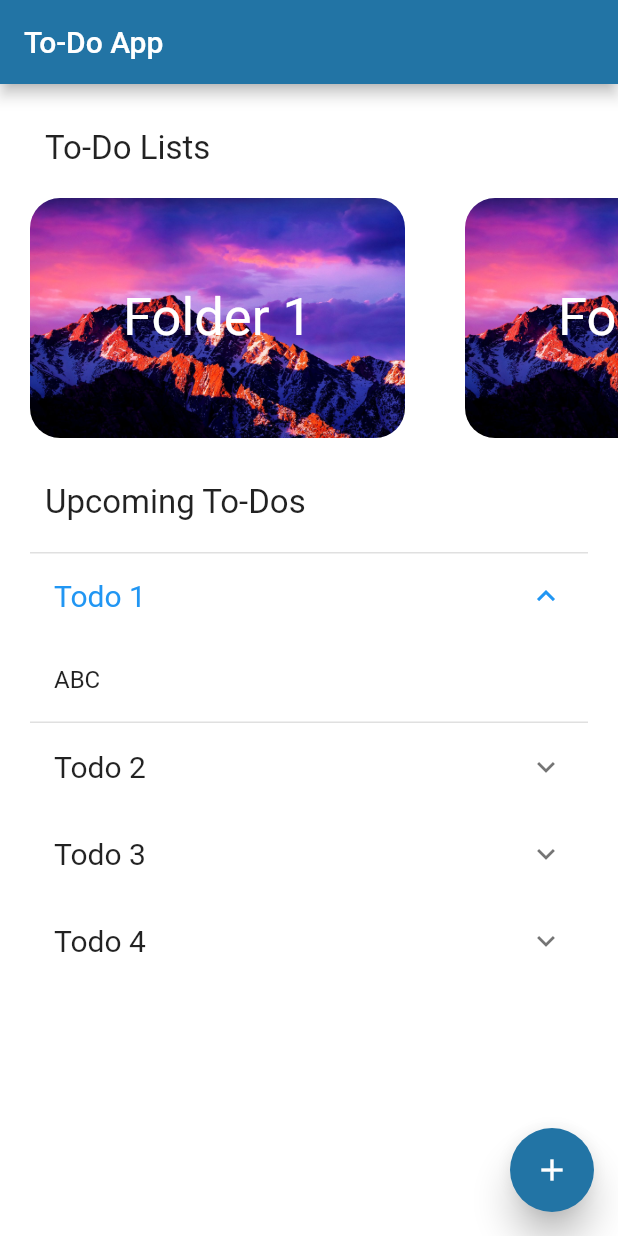
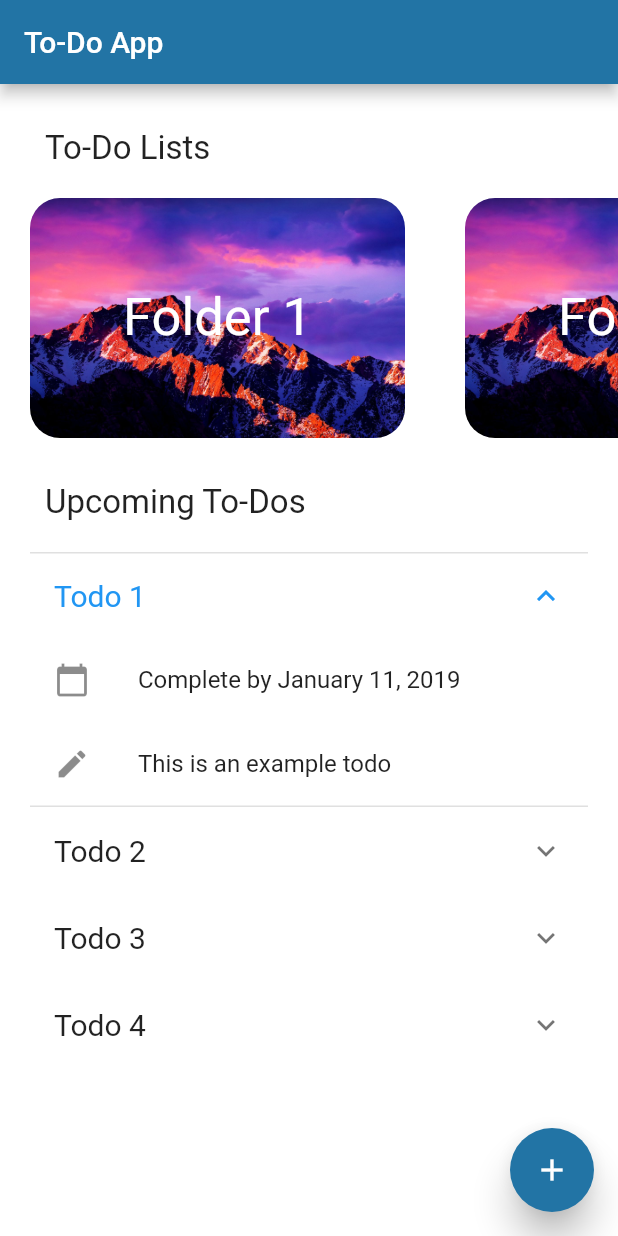
Before and after one commit to Felix-Seip/Flutter-Todo-App, a Flutter app: the screen it shows after launch, after a tap on "Todo 1", on a phone screen of 412 x 824 dp. Run offline on Flutter 3.47's test engine with Material 2 defaults, Android fonts, the phone set to English and light mode, and no system bars.

Commit message:
Added functionality to select a completion date. Also added the additional notes below the completion date

```diff
--- a/lib/screens/folder_screen.dart
+++ b/lib/screens/folder_screen.dart
@@ -26,6 +26,12 @@ class FolderScreen extends StatelessWidget {
     return Scaffold(
       appBar: AppBar(
         title: Text('${getFolderTitle()} List'),
+        actions: <Widget>[
+          IconButton(
+            icon: Icon(Icons.add),
+            onPressed: () {},
+          ),
+        ],
       ),
       body: Column(
         children: <Widget>[
--- a/lib/widgets/todo_item.dart
+++ b/lib/widgets/todo_item.dart
@@ -1,18 +1,63 @@
 import 'package:flutter/material.dart';
+
+import 'package:intl/intl.dart';
+
 import '../classes/todo.dart';
 
-class TodoItem extends StatelessWidget {
-  const TodoItem(this._todo);
+class TodoItem extends StatefulWidget {
+  final Todo _todo;
 
-  final Todo _todo;
+  TodoItem(this._todo);
+
+  @override
+  State<StatefulWidget> createState() {
+    return _TodoItemState();
+  }
+}
+
+class _TodoItemState extends State<TodoItem> {
+  void _showDatePickerDialog(BuildContext context) async {
+    final DateTime selectedDate = await showDatePicker(
+      context: context,
+      firstDate: DateTime.now().subtract(
+        Duration(days: DateTime.now().day),
+      ),
+      lastDate: DateTime.now().add(
+        Duration(days: 31),
+      ),
+      initialDate: widget._todo.getCompletionTime(),
+    );
+    setState(() {
+      widget._todo.setCompletionTime(selectedDate);
+    });
+  }
 
   @override
   Widget build(BuildContext context) {
+    DateFormat formatter = new DateFormat.yMMMMd('en_US');
     return ExpansionTile(
-      key: PageStorageKey<Todo>(_todo),
-      title: Text(_todo.getTitle(), style: TextStyle(fontSize: 20)),
+      key: PageStorageKey<Todo>(widget._todo),
+      title: Text(widget._todo.getTitle(), style: TextStyle(fontSize: 20)),
       children: <Widget>[
-        ListTile(title: Text('ABC'),)
+        ListTile(
+          leading: Icon(Icons.calendar_today),
+          title: Row(
+            children: <Widget>[
+              Text('Complete by '),
+              Text(formatter.format(widget._todo.getCompletionTime())),
+            ],
+          ),
+          onTap: () {
+            _showDatePickerDialog(context);
+          },
+        ),
+        ListTile(
+          title: Text(
+            widget._todo.getAdditionalNotes(),
+          ),
+          leading: Icon(Icons.edit),
+          onTap: () {},
+        )
       ],
     );
   }
--- a/pubspec.yaml
+++ b/pubspec.yaml
@@ -13,6 +13,8 @@ environment:
   sdk: ">=2.0.0-dev.68.0 <3.0.0"
 
 dependencies:
+  intl: ^0.15.7
+  datetime_picker_formfield: ^0.1.7
   flutter:
     sdk: flutter
 
```
Also changed, not shown: lib/widgets/todo_list.dart (line endings or trailing spaces).
